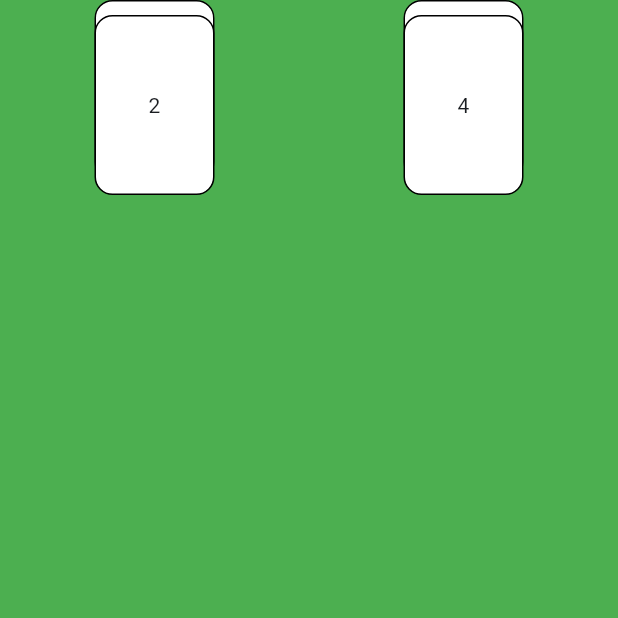
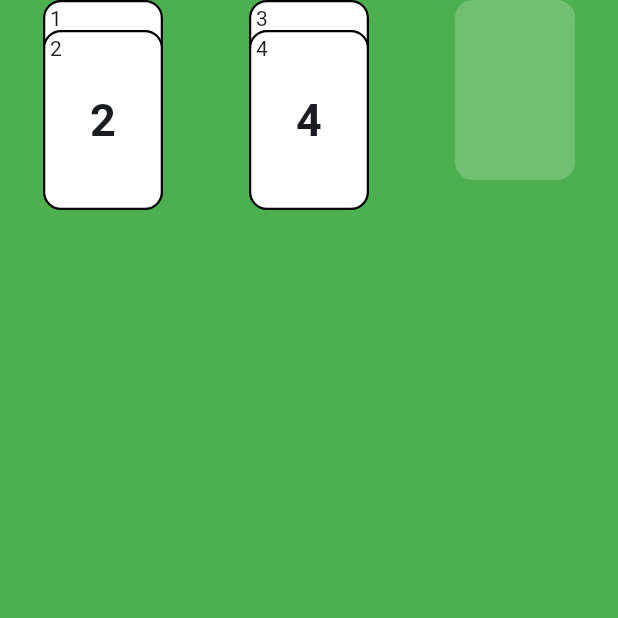
Before and after one commit to JLogical-Apps/card_game, a Flutter app: the screen it shows after launch, on a phone screen of 412 x 824 dp, the top half of it. Run offline on Flutter 3.47's test engine with Material 3 defaults, Android fonts, the phone set to English and light mode, and no system bars; our stand-ins replace flutter_hooks.

Commit message:
Styling adjustments.

```diff
--- a/lib/main.dart
+++ b/lib/main.dart
@@ -25,6 +25,7 @@ class HomePage extends HookWidget {
     final cardsState = useState([
       [1, 2],
       [3, 4],
+      <int>[],
     ]);
 
     return CardGame<int>(
@@ -45,11 +46,26 @@ class HomePage extends HookWidget {
           borderRadius: BorderRadius.circular(12),
           border: Border.all(
             color: Colors.black,
-            width: 1,
+            width: 1.5,
           ),
         ),
-        child: Center(
-          child: Text(value.toString()),
+        child: Stack(
+          children: [
+            Positioned(
+              left: 3,
+              top: 1,
+              child: Text(value.toString()),
+            ),
+            Center(
+              child: Text(
+                value.toString(),
+                style: TextStyle(
+                  fontWeight: FontWeight.bold,
+                  fontSize: 30,
+                ),
+              ),
+            ),
+          ],
         ),
       ),
       child: Scaffold(
@@ -57,7 +73,7 @@ class HomePage extends HookWidget {
         body: SafeArea(
           child: Row(
             mainAxisAlignment: MainAxisAlignment.spaceAround,
-            crossAxisAlignment: CrossAxisAlignment.stretch,
+            crossAxisAlignment: CrossAxisAlignment.start,
             children: cardsState.value
                 .mapIndexed((i, cards) => CardColumn(
                       cards: cards,
```
Also changed, not shown: lib/cards/card_column.dart (+14 -4 lines).
